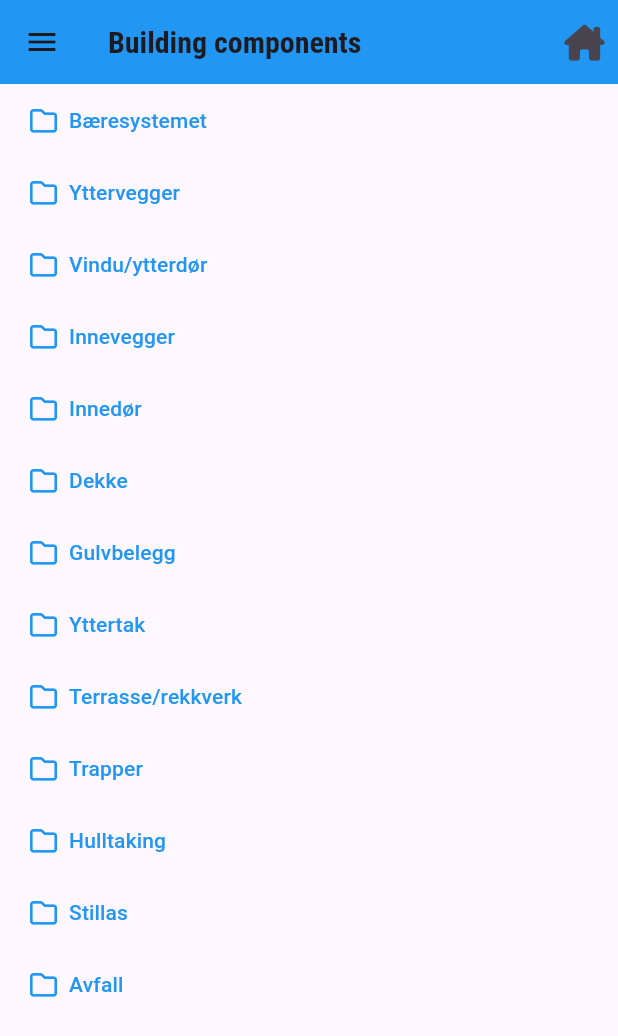
After one commit to BenasVasiliauskas/Bygg_kalk, a Flutter app: the buildingComponentsScreen screen opened directly, on a phone screen of 412 x 824 dp. The commit adds this screen. Shown: the top 1036 px of the screen. Run offline on Flutter 3.47's test engine with Material 3 defaults, Android fonts, the phone set to English and light mode, and no system bars; our stand-ins replace font_awesome_flutter; missing offline and left inert: syncfusion_flutter_xlsio.

Commit message:
remove unused import, change icon button to text button in building components screen

```diff
--- a/lib/main.dart
+++ b/lib/main.dart
@@ -1,7 +1,5 @@
 import 'package:cost_calculator/pages/shared/splash.dart';
 import 'package:flutter/material.dart';
-
-import 'pages/shared/interior_wall_screen.dart';
 
 void main() => runApp(MyApp());
 
--- a/lib/pages/item_screen/home_page.dart
+++ b/lib/pages/item_screen/home_page.dart
@@ -1,5 +1,6 @@
 import 'package:cost_calculator/constants/language.dart';
 import 'package:cost_calculator/pages/shared/budget_screen.dart';
+import 'package:cost_calculator/pages/shared/building_components_screen.dart';
 import 'package:cost_calculator/widgets/custom_drawer.dart';
 import 'package:flutter/material.dart';
 import 'package:font_awesome_flutter/font_awesome_flutter.dart';
@@ -67,7 +68,15 @@ class _homePageState extends State<homePage> {
                         children: [
                           IconButton(
                               color: Colors.white,
-                              onPressed: () {},
+                              onPressed: () {
+                                Navigator.of(context).pushReplacement(
+                                  MaterialPageRoute(
+                                    builder: (context) {
+                                      return buildingComponentsScreen();
+                                    },
+                                  ),
+                                );
+                              },
                               icon: FaIcon(FontAwesomeIcons.book)),
                           Text(
                             "Documents",
--- /dev/null
+++ b/lib/pages/shared/building_components_screen.dart
@@ -0,0 +1,266 @@
+import 'package:cost_calculator/constants/language.dart';
+import 'package:cost_calculator/pages/item_screen/home_page.dart';
+import 'package:cost_calculator/widgets/custom_drawer.dart';
+import 'package:flutter/material.dart';
+import 'package:font_awesome_flutter/font_awesome_flutter.dart';
+
+class buildingComponentsScreen extends StatefulWidget {
+  const buildingComponentsScreen({super.key});
+
+  @override
+  State<buildingComponentsScreen> createState() =>
+      _buildingComponentsScreenState();
+}
+
+class _buildingComponentsScreenState extends State<buildingComponentsScreen> {
+  @override
+  Widget build(BuildContext context) {
+    return Scaffold(
+      drawer: CustomDrawer(
+        languageEnglish: languageEnglish,
+        onLanguageChanged: (value) {
+          setState(() {
+            languageEnglish = value;
+          });
+        },
+      ),
+      appBar: AppBar(
+        title: const Text('Building components'),
+        actions: [
+          IconButton(
+            icon: const Icon(
+              FontAwesomeIcons.houseChimney,
+            ),
+            tooltip: 'Return to home',
+            onPressed: () {
+              Navigator.of(context).pushReplacement(
+                MaterialPageRoute(
+                  builder: (context) {
+                    return homePage();
+                  },
+                ),
+              );
+            },
+          ),
+        ],
+      ),
+      body: Padding(
+        padding: const EdgeInsets.fromLTRB(8.0, 0, 0, 0),
+        child: SingleChildScrollView(
+          child: Column(
+            children: [
+              Row(
+                children: [
+                  TextButton(
+                    onPressed: () {},
+                    child: Row(
+                      children: [
+                        Padding(
+                          padding: const EdgeInsets.fromLTRB(0, 0, 8, 0),
+                          child: Icon(FontAwesomeIcons.folder),
+                        ),
+                        Text("Bæresystemet"),
+                      ],
+                    ),
+                  ),
+                ],
+              ),
+              Row(
+                children: [
+                  TextButton(
+                    onPressed: () {},
+                    child: Row(
+                      children: [
+                        Padding(
+                          padding: const EdgeInsets.fromLTRB(0, 0, 8, 0),
+                          child: Icon(FontAwesomeIcons.folder),
+                        ),
+                        Text("Yttervegger"),
+                      ],
+                    ),
+                  ),
+                ],
+              ),
+              Row(
+                children: [
+                  TextButton(
+                    onPressed: () {},
+                    child: Row(
+                      children: [
+                        Padding(
+                          padding: const EdgeInsets.fromLTRB(0, 0, 8, 0),
+                          child: Icon(FontAwesomeIcons.folder),
+                        ),
+                        Text("Vindu/ytterdør"),
+                      ],
+                    ),
+                  ),
+                ],
+              ),
+              Row(
+                children: [
+                  TextButton(
+                    onPressed: () {},
+                    child: Row(
+                      children: [
+                        Padding(
+                          padding: const EdgeInsets.fromLTRB(0, 0, 8, 0),
+                          child: Icon(FontAwesomeIcons.folder),
+                        ),
+                        Text("Innevegger"),
+                      ],
+                    ),
+                  ),
+                ],
+              ),
+              Row(
+                children: [
+                  TextButton(
+                    onPressed: () {},
+                    child: Row(
+                      children: [
+                        Padding(
+                          padding: const EdgeInsets.fromLTRB(0, 0, 8, 0),
+                          child: Icon(FontAwesomeIcons.folder),
+                        ),
+                        Text("Innedør"),
+                      ],
+                    ),
+                  ),
+                ],
+              ),
+              Row(
+                children: [
+                  TextButton(
+                    onPressed: () {},
+                    child: Row(
+                      children: [
+                        Padding(
+                          padding: const EdgeInsets.fromLTRB(0, 0, 8, 0),
+                          child: Icon(FontAwesomeIcons.folder),
+                        ),
+                        Text("Dekke"),
+                      ],
+                    ),
+                  ),
+                ],
+              ),
+              Row(
+                children: [
+                  TextButton(
+                    onPressed: () {},
+                    child: Row(
+                      children: [
+                        Padding(
+                          padding: const EdgeInsets.fromLTRB(0, 0, 8, 0),
+                          child: Icon(FontAwesomeIcons.folder),
+                        ),
+                        Text("Gulvbelegg"),
+                      ],
+                    ),
+                  ),
+                ],
+              ),
+              Row(
+                children: [
+                  TextButton(
+                    onPressed: () {},
+                    child: Row(
+                      children: [
+                        Padding(
+                          padding: const EdgeInsets.fromLTRB(0, 0, 8, 0),
+                          child: Icon(FontAwesomeIcons.folder),
+                        ),
+                        Text("Yttertak"),
+                      ],
+                    ),
+                  ),
+                ],
+              ),
+              Row(
+                children: [
+                  TextButton(
+                    onPressed: () {},
+                    child: Row(
+                      children: [
+                        Padding(
+                          padding: const EdgeInsets.fromLTRB(0, 0, 8, 0),
+                          child: Icon(FontAwesomeIcons.folder),
+                        ),
+                        Text("Terrasse/rekkverk"),
+                      ],
+                    ),
+                  ),
+                ],
+              ),
+              Row(
+                children: [
+                  TextButton(
+                    onPressed: () {},
+                    child: Row(
+                      children: [
+                        Padding(
+                          padding: const EdgeInsets.fromLTRB(0, 0, 8, 0),
+                          child: Icon(FontAwesomeIcons.folder),
+                        ),
+                        Text("Trapper"),
+                      ],
+                    ),
+                  ),
+                ],
+              ),
+              Row(
+                children: [
+                  TextButton(
+                    onPressed: () {},
+                    child: Row(
+                      children: [
+                        Padding(
+                          padding: const EdgeInsets.fromLTRB(0, 0, 8, 0),
+                          child: Icon(FontAwesomeIcons.folder),
+                        ),
+                        Text("Hulltaking"),
+                      ],
+                    ),
+                  ),
+                ],
+              ),
+              Row(
+                children: [
+                  TextButton(
+                    onPressed: () {},
+                    child: Row(
+                      children: [
+                        Padding(
+                          padding: const EdgeInsets.fromLTRB(0, 0, 8, 0),
+                          child: Icon(FontAwesomeIcons.folder),
+                        ),
+                        Text("Stillas"),
+                      ],
+                    ),
+                  ),
+                ],
+              ),
+              Row(
+                children: [
+                  TextButton(
+                    onPressed: () {},
+                    child: Row(
+                      children: [
+                        Padding(
+                          padding: const EdgeInsets.fromLTRB(0, 0, 8, 0),
+                          child: Icon(FontAwesomeIcons.folder),
+                        ),
+                        Text("Avfall"),
+                      ],
+                    ),
+                  ),
+                ],
+              ),
+            ],
+          ),
+        ),
+      ),
+    );
+  }
+}
--- a/lib/pages/shared/splash.dart
+++ b/lib/pages/shared/splash.dart
@@ -1,6 +1,5 @@
 import 'package:cost_calculator/pages/item_screen/home_page.dart';
 import 'package:flutter/material.dart';
-import 'package:flutter/widgets.dart';
 
 class splashScreen extends StatefulWidget {
   const splashScreen({super.key});
--- a/lib/widgets/custom_drawer.dart
+++ b/lib/widgets/custom_drawer.dart
@@ -1,4 +1,5 @@
 import 'package:cost_calculator/pages/item_screen/home_page.dart';
+import 'package:cost_calculator/pages/shared/building_components_screen.dart';
 import 'package:cost_calculator/pages/shared/inner_door_screen.dart';
 import 'package:cost_calculator/pages/shared/parquet_laminate_screen.dart';
 import 'package:font_awesome_flutter/font_awesome_flutter.dart';
@@ -89,13 +90,13 @@ class CustomDrawer extends StatelessWidget {
                 ? Text('Documents')
                 : Text('Bygningsdeler'),
             onTap: () {
-              // Navigator.of(context).pushReplacement(
-              //   MaterialPageRoute(
-              //     builder: (context) {
-              //       return homePage();
-              //     },
-              //   ),
-              // );
+              Navigator.of(context).pushReplacement(
+                MaterialPageRoute(
+                  builder: (context) {
+                    return buildingComponentsScreen();
+                  },
+                ),
+              );
             },
           ),
           ListTile(
```
Also changed, not shown: 1 other file.
